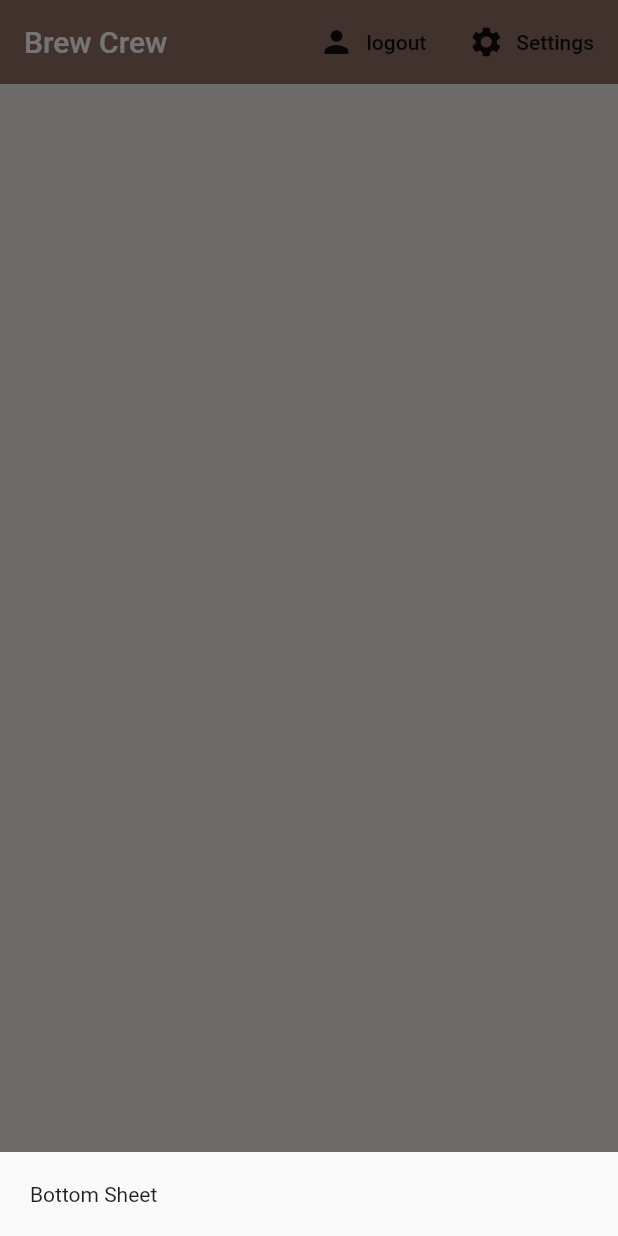
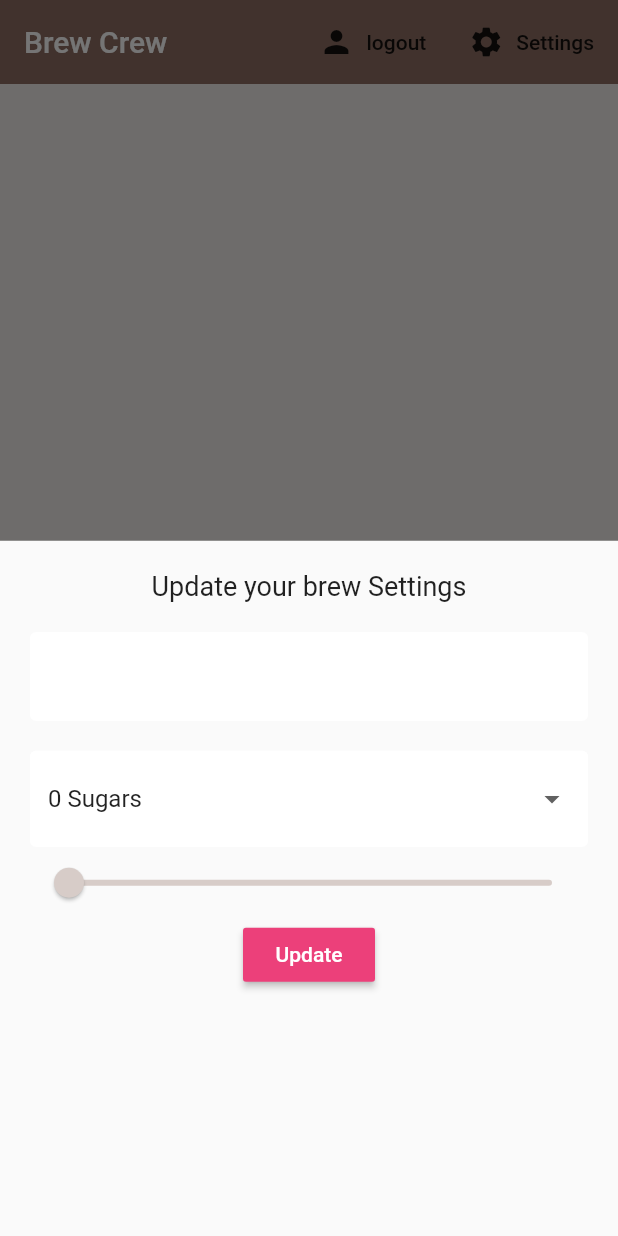
Before and after one commit to Nishyy/Flutter_Brew-Crew, a Flutter app: the screen it shows once a user with an empty profile is signed in, after a tap on "Settings", on a phone screen of 412 x 824 dp. Run offline on Flutter 3.47's test engine with Material 2 defaults, Android fonts, the phone set to English and light mode, and no system bars; our stand-ins replace cloud_firestore, firebase_auth, flutter_spinkit; accounts and stored records are empty.

Commit message:
added botom sheet form

```diff
--- a/lib/models/user.dart
+++ b/lib/models/user.dart
@@ -3,3 +3,13 @@ class User {
 
   User({this.uid});
 }
+
+class UserData {
+  final String uid;
+  final String name;
+  final String sugars;
+  final int strength;
+
+  UserData({this.uid, this.name, this.sugars, this.strength});
+
+}
--- a/lib/screens/home/home.dart
+++ b/lib/screens/home/home.dart
@@ -1,6 +1,6 @@
 import 'package:brew_crew/models/brew.dart';
 import 'package:brew_crew/screens/home/brew_list.dart';
-import 'package:brew_crew/services/auth.dart';
+import 'package:brew_crew/screens/home/settings_form.dart';
 import 'package:brew_crew/services/database.dart';
 import 'package:flutter/material.dart';
 import 'package:provider/provider.dart';
@@ -18,7 +18,7 @@ class Home extends StatelessWidget {
           builder: (context) {
             return Container(
               padding: EdgeInsets.symmetric(vertical: 20.0, horizontal: 20.0),
-              child: Text('Bottom Sheet'),
+              child: SettingsForm(),
             );
           });
     }
--- /dev/null
+++ b/lib/screens/home/settings_form.dart
@@ -0,0 +1,92 @@
+import 'package:brew_crew/shared/constants.dart';
+import 'package:flutter/material.dart';
+
+class SettingsForm extends StatefulWidget {
+  @override
+  _SettingsFormState createState() => _SettingsFormState();
+}
+
+class _SettingsFormState extends State<SettingsForm> {
+  final _formKey = GlobalKey<FormState>();
+  final List<String> sugars = ['0', '1', '2', '3', '4'];
+
+  // form values
+  String _currentName;
+
+  @override
+  Widget build(BuildContext context) {
+    return Form(
+      key: _formKey,
+      child: Column(
+        children: <Widget>[
+          Text(
+            'Update your brew Settings',
+            style: TextStyle(fontSize: 18.0),
+          ),
+          SizedBox(
+            height: 20.0,
+          ),
+          TextFormField(
+            decoration: textInputDecorator,
+            validator: (val) => val.isEmpty ? 'Please enter a Name' : null,
+            onChanged: (val) {
+              setState(() {
+                this._currentName = val;
+              });
+            },
+          ),
+          SizedBox(
+            height: 20.0,
+          ),
+          //dropdown
+          DropdownButtonFormField(
+            decoration: textInputDecorator,
+            items: sugars.map((sugar) {
+              return DropdownMenuItem(
+                value: sugar,
+                child: Text('$sugar Sugars'),
+              );
+            }).toList(),
+            onChanged: (val) {
+              setState(() {
+                _currentSugars = val;
+              });
+            },
+            value: _currentSugars ?? '0',
+          ),
+          //slider
+          Slider(
+            min: 100,
+            max: 900,
+            label: '$_currentStrength',
+            divisions: 8,
+            activeColor: Colors.brown[_currentStrength ?? 100],
+            inactiveColor: Colors.brown[_currentStrength ?? 100],
+            value: (_currentStrength ?? 100).toDouble(),
+            onChanged: (val) {
+              setState(() {
+                _currentStrength = val.round();
+              });
+            },
+          ),
+          RaisedButton(
+            color: Colors.pink[400],
+            child: Text(
+              'Update',
+              style: TextStyle(color: Colors.white),
+            ),
+            onPressed: () async {
+              print(_currentName);
+              print(_currentStrength);
+              print(_currentSugars);
+            },
+          ),
+        ],
+      ),
+    );
+  }
+
+  String _currentSugars;
+
+  int _currentStrength;
+}
--- a/lib/services/database.dart
+++ b/lib/services/database.dart
@@ -1,4 +1,5 @@
 import 'package:brew_crew/models/brew.dart';
+import 'package:brew_crew/models/user.dart';
 import 'package:cloud_firestore/cloud_firestore.dart';
 
 class DatabaseService {
@@ -32,4 +33,18 @@ class DatabaseService {
   Stream<List<Brew>> get brews {
     return brewCollection.snapshots().map(_brewListFromSnapshot);
   }
+
+  // get user data stream
+  Stream<UserData> get userDate {
+    return brewCollection.document(uid).snapshots().map(_userDataFromSnapshot);
+  }
+
+  // Userdata from snapshot
+  UserData _userDataFromSnapshot(DocumentSnapshot snapshot) {
+    return UserData(
+        uid: uid,
+        name: snapshot.data['name'],
+        sugars: snapshot.data['sugars'],
+        strength: snapshot.data['strength']);
+  }
 }
```
